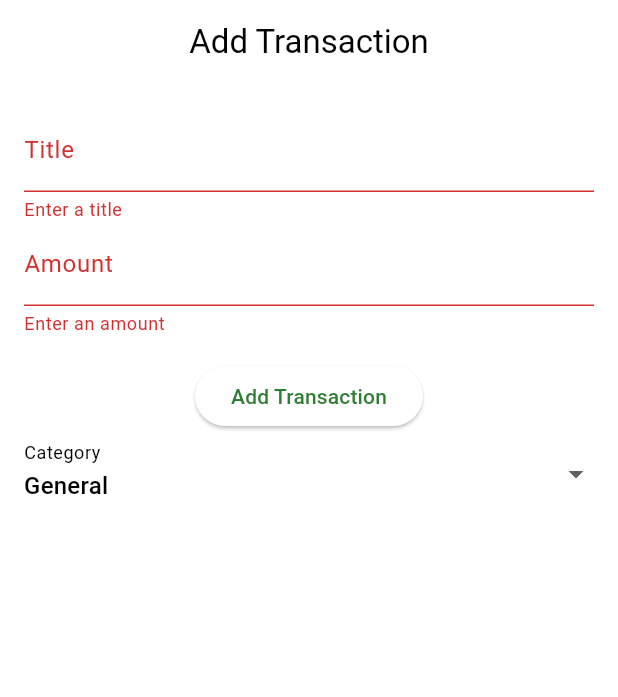
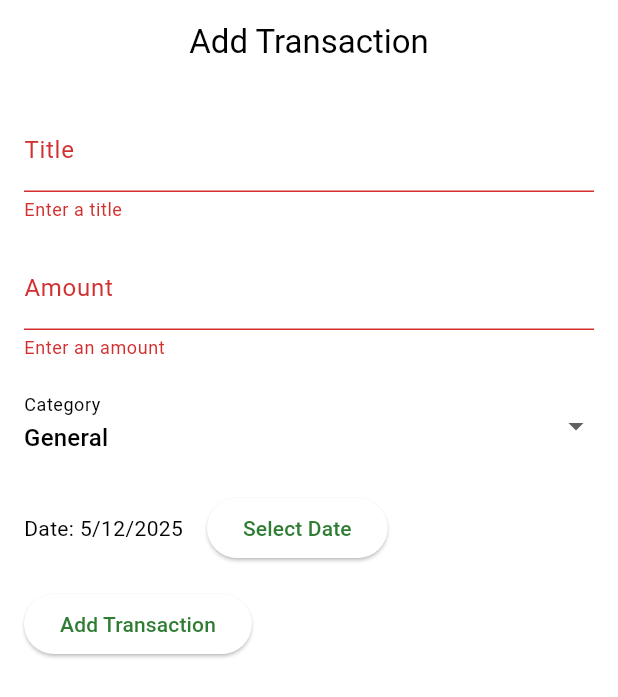
Before and after one commit to Snowy-T/BudGator, a Flutter app: the AddTransactionPage screen opened by its route, after a tap on "Add Transaction", on a phone screen of 412 x 824 dp. Shown: the top 697 px of the screen. Run offline on Flutter 3.47's test engine with Material 3 defaults, Android fonts, the phone set to English and light mode, and no system bars; our stand-ins replace flutter_riverpod, go_router.

Commit message:
Date selection and Type selecion (Food,Entertainment,...

```diff
--- a/lib/presentation/pages/add_transaction_page.dart
+++ b/lib/presentation/pages/add_transaction_page.dart
@@ -26,12 +26,15 @@ class _AddTransactionPageState extends ConsumerState<AddTransactionPage> {
         child: Form(
           key: _formKey,
           child: Column(
+            crossAxisAlignment: CrossAxisAlignment.start,
             children: [
               TextFormField(
                 controller: _titleController,
                 decoration: const InputDecoration(labelText: 'Title'),
                 validator: (value) => value!.isEmpty ? 'Enter a title' : null,
               ),
+              const SizedBox(height: 16),
+
               TextFormField(
                 controller: _amountController,
                 decoration: const InputDecoration(labelText: 'Amount'),
@@ -39,21 +42,7 @@ class _AddTransactionPageState extends ConsumerState<AddTransactionPage> {
                 validator: (value) => value!.isEmpty ? 'Enter an amount' : null,
               ),
               const SizedBox(height: 16),
-              ElevatedButton(
-                onPressed: () {
-                  if (_formKey.currentState!.validate()) {
-                    final transaction = TransactionModel(
-                      title: _titleController.text,
-                      amount: double.parse(_amountController.text),
-                      date: _selectedDate,
-                      category: _category,
-                    );
-                    ref.read(transactionsProvider.notifier).add(transaction);
-                    Navigator.pop(context);
-                  }
-                },
-                child: const Text('Add Transaction'),
-              ),
+
               DropdownButtonFormField<String>(
                 initialValue: _category,
                 items: ['General', 'Food', 'Transport', 'Entertainment']
@@ -64,6 +53,48 @@ class _AddTransactionPageState extends ConsumerState<AddTransactionPage> {
                 },
                 decoration: const InputDecoration(labelText: 'Category'),
               ),
+              const SizedBox(height: 16),
+
+              Row(
+                children: [
+                  Text(
+                    'Date: ${_selectedDate.day}/${_selectedDate.month}/${_selectedDate.year}',
+                  ),
+                  const SizedBox(width: 16),
+                  ElevatedButton(
+                    onPressed: () async {
+                      final picked = await showDatePicker(
+                        context: context,
+                        initialDate: _selectedDate,
+                        firstDate: DateTime(2000),
+                        lastDate: DateTime.now(),
+                      );
+                      if (picked != null) {
+                        setState(() => _selectedDate = picked);
+                      }
+                    },
+                    child: const Text('Select Date'),
+                  ),
+                ],
+              ),
+              const SizedBox(height: 16),
+
+              ElevatedButton(
+                onPressed: () {
+                  if (_formKey.currentState!.validate()) {
+                    final transaction = TransactionModel(
+                      title: _titleController.text,
+                      amount: double.parse(_amountController.text),
+                      date: _selectedDate,
+                      category: _category,
+                    );
+
+                    ref.read(transactionsProvider.notifier).add(transaction);
+                    Navigator.pop(context);
+                  }
+                },
+                child: const Text('Add Transaction'),
+              ),
             ],
           ),
         ),
--- a/lib/presentation/pages/home_page.dart
+++ b/lib/presentation/pages/home_page.dart
@@ -24,7 +24,7 @@ class HomePage extends ConsumerWidget {
                   ),
                   child: ListTile(
                     title: Text(t.title),
-                    subtitle: Text('${t.amount} \$ • ${t.category}'),
+                    subtitle: Text('${t.amount} € • ${t.category}'),
                     trailing: Text(
                       '${t.date.day}/${t.date.month}/${t.date.year}',
                     ),
```
